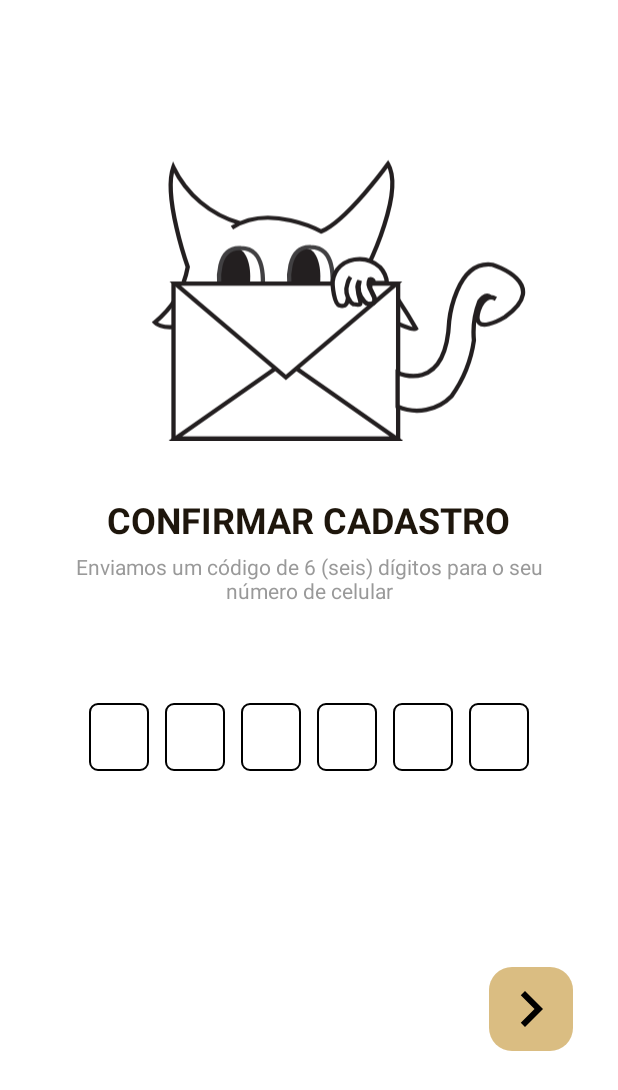
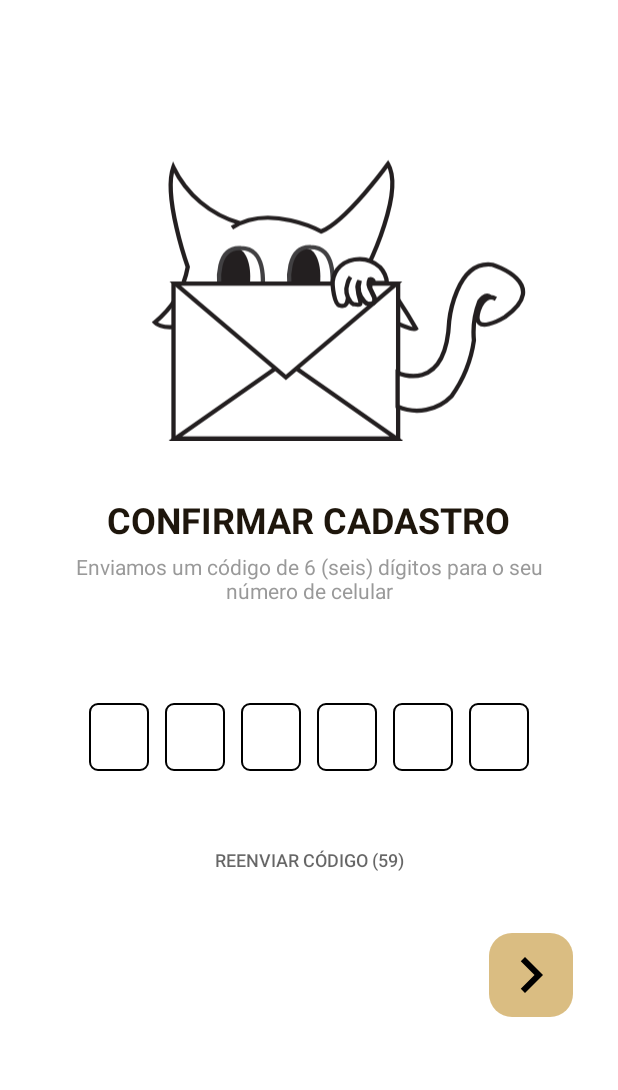
Before and after one commit to kyuven/MiAudote, an Android app: the Confirmar_Login screen opened directly, with no data from a screen before it, on a phone screen of 412 x 824 dp. Shown: the top 1090 px of the screen. Run offline under Robolectric (Android 15) with nearby library versions, the phone set to English and light mode, and no system bars.

Commit message:
Mostrar Senha na Tela de Login e Cadastro - Feito e funcionado
OTP com telefone - Feito, porém já sabemos o erro

```diff
--- a/app/src/main/java/com/example/miaudote/Confirmar_Login.java
+++ b/app/src/main/java/com/example/miaudote/Confirmar_Login.java
@@ -2,14 +2,32 @@ package com.example.miaudote;
 
 import androidx.appcompat.app.AppCompatActivity;
 
+import android.content.Context;
 import android.content.Intent;
+import android.graphics.Color;
 import android.os.Bundle;
+import android.os.CountDownTimer;
+import android.text.Editable;
+import android.text.TextWatcher;
+import android.view.KeyEvent;
+import android.view.View;
+import android.view.inputmethod.InputMethod;
+import android.view.inputmethod.InputMethodManager;
+import android.widget.Button;
 import android.widget.EditText;
 import android.widget.ImageButton;
+import android.widget.TextView;
 
 public class Confirmar_Login extends AppCompatActivity {
 
     EditText inputCodigo01, inputCodigo02, inputCodigo03, inputCodigo04, inputCodigo05, inputCodigo06;
+    Button btn_reenviar;
+
+    private boolean reenviarEnabled = false;
+
+    private int reenviarTime = 60;
+
+    private int selectedInputCodigo = 0;
 
     @Override
     protected void onCreate(Bundle savedInstanceState) {
@@ -22,10 +40,49 @@ public class Confirmar_Login extends AppCompatActivity {
         inputCodigo04 = findViewById(R.id.inputCodigo04);
         inputCodigo05 = findViewById(R.id.inputCodigo05);
         inputCodigo06 = findViewById(R.id.inputCodigo06);
+        btn_reenviar = findViewById(R.id.btn_reenviar);
+
+        final String telefone = getIntent().getStringExtra("telefone");
+
+        inputCodigo01.addTextChangedListener(textWatcher);
+        inputCodigo02.addTextChangedListener(textWatcher);
+        inputCodigo03.addTextChangedListener(textWatcher);
+        inputCodigo04.addTextChangedListener(textWatcher);
+        inputCodigo05.addTextChangedListener(textWatcher);
+        inputCodigo06.addTextChangedListener(textWatcher);
+
+        // Abrir o teclado para digitar no código 01
+        showKeybord(inputCodigo01);
+
+        // Contagem para reenviar o código
+        startCountDownTime();
+
+        btn_reenviar.setOnClickListener(new View.OnClickListener() {
+            @Override
+            public void onClick(View v) {
+
+                if(reenviarEnabled){
+
+                    // Reiniciar a contagem para reenvio do código
+                    startCountDownTime();
+                }
+
+            }
+        });
+
+
 
         // Confirma o cadastro do usuário e envia para a página principal
         ImageButton btnCadastrar = (ImageButton) findViewById(R.id.btn_final_cad);
         btnCadastrar.setOnClickListener(v -> {
+
+            final String generateOtp = inputCodigo01.getText().toString()+inputCodigo02.getText().toString()+inputCodigo03.getText().toString()+
+                    inputCodigo04.getText().toString()+inputCodigo05.getText().toString()+inputCodigo06.getText().toString();
+
+            if (generateOtp.length() == 4){
+
+            }
+
             Intent intent = new Intent(Confirmar_Login.this, Main_Page.class);
             overridePendingTransition(R.anim.slide_from_right, R.anim.slide_to_left);
             startActivity(intent);
@@ -33,6 +90,123 @@ public class Confirmar_Login extends AppCompatActivity {
         });
     }
 
+
+    private void showKeybord(EditText inputCodigo){
+
+        inputCodigo.requestFocus();
+
+        InputMethodManager inputMethodManager = (InputMethodManager) getSystemService(Context.INPUT_METHOD_SERVICE);
+        inputMethodManager.showSoftInput(inputCodigo, InputMethodManager.SHOW_IMPLICIT);
+    }
+
+    private void startCountDownTime(){
+        reenviarEnabled = false;
+        btn_reenviar.setTextColor(Color.parseColor("#99000000"));
+
+        new CountDownTimer(reenviarTime * 1000, 1000){
+
+            @Override
+            public void onTick(long millisUntilFinished) {
+                btn_reenviar.setText("Reenviar Código ("+(millisUntilFinished /1000) +")");
+            }
+
+            @Override
+            public void onFinish() {
+                reenviarEnabled = true;
+                btn_reenviar.setText("Reenviar código");
+                btn_reenviar.setTextColor(getResources().getColor(R.color.blue_link));
+            }
+        }.start();
+    }
+
+    private final TextWatcher textWatcher = new TextWatcher() {
+        @Override
+        public void beforeTextChanged(CharSequence s, int start, int count, int after) {
+
+        }
+
+        @Override
+        public void onTextChanged(CharSequence s, int start, int before, int count) {
+
+        }
+
+        @Override
+        public void afterTextChanged(Editable s) {
+
+            if(s.length() > 0){
+                if(selectedInputCodigo == 0){
+
+                    selectedInputCodigo = 1;
+                    showKeybord(inputCodigo02);
+                }
+
+                else if (selectedInputCodigo == 1){
+
+                    selectedInputCodigo = 2;
+                    showKeybord(inputCodigo03);
+                }
+
+                else if (selectedInputCodigo == 2){
+
+                    selectedInputCodigo = 3;
+                    showKeybord(inputCodigo04);
+                }
+
+                else if (selectedInputCodigo == 3){
+
+                    selectedInputCodigo = 4;
+                    showKeybord(inputCodigo05);
+                }
+
+                else if (selectedInputCodigo == 4){
+
+                    selectedInputCodigo = 5;
+                    showKeybord(inputCodigo06);
+                }
+            }
+        }
+    };
+
+    public boolean onKeyUp(int keyCode, KeyEvent event) {
+        if (keyCode == KeyEvent.KEYCODE_DEL){
+
+            if (selectedInputCodigo == 5){
+                selectedInputCodigo = 4;
+
+                showKeybord(inputCodigo05);
+            }
+
+            else if (selectedInputCodigo == 4) {
+                selectedInputCodigo = 3;
+
+                showKeybord(inputCodigo04);
+            }
+
+            else if(selectedInputCodigo == 3 ){
+                selectedInputCodigo = 2;
+
+                showKeybord(inputCodigo03);
+            }
+
+            else if (selectedInputCodigo == 2) {
+                selectedInputCodigo = 1;
+
+                showKeybord(inputCodigo02);
+            }
+
+            else if (selectedInputCodigo == 1) {
+                 selectedInputCodigo = 0;
+
+                 showKeybord(inputCodigo01);
+            }
+
+            return true;
+
+        } else {
+            return super.onKeyUp(keyCode, event);
+        }
+    }
+
     public void onBackPressed(){
         super.onBackPressed();
         overridePendingTransition(R.anim.slide_from_left, R.anim.slide_to_right);
--- a/app/src/main/res/layout/activity_confirmar_login.xml
+++ b/app/src/main/res/layout/activity_confirmar_login.xml
@@ -17,11 +17,11 @@
         <ImageView
             android:layout_width="250dp"
             android:layout_height="200dp"
-            android:src="@drawable/codigo_de_verifica__o"
             android:layout_gravity="center"
             android:layout_marginStart="20dp"
             android:layout_marginTop="100dp"
-            android:contentDescription="@string/carta_confirmacao"/>
+            android:contentDescription="@string/carta_confirmacao"
+            android:src="@drawable/codigo_de_verifica__o" />
 
         <TextView
             android:layout_width="wrap_content"
@@ -50,16 +50,17 @@
         <LinearLayout
             android:layout_width="match_parent"
             android:layout_height="wrap_content"
+            android:layout_marginTop="60dp"
             android:gravity="center"
-            android:orientation="horizontal"
-            android:layout_marginTop="60dp">
+            android:orientation="horizontal">
 
             <EditText
                 android:id="@+id/inputCodigo01"
                 android:layout_width="40dp"
                 android:layout_height="45dp"
+                android:layout_margin="5dp"
+                android:background="@drawable/edt_txt_design"
                 android:gravity="center"
-                android:background="@drawable/edt_txt_design"
                 android:imeOptions="actionNext"
                 android:importantForAutofill="no"
                 android:inputType="number"
@@ -67,15 +68,15 @@
                 android:textColor="@color/black"
                 android:textSize="24sp"
                 android:textStyle="bold"
-                tools:ignore="LabelFor"
-                android:layout_margin="5dp" />
+                tools:ignore="LabelFor" />
 
             <EditText
                 android:id="@+id/inputCodigo02"
                 android:layout_width="40dp"
                 android:layout_height="45dp"
+                android:layout_margin="5dp"
+                android:background="@drawable/edt_txt_design"
                 android:gravity="center"
-                android:background="@drawable/edt_txt_design"
                 android:imeOptions="actionNext"
                 android:importantForAutofill="no"
                 android:inputType="number"
@@ -83,15 +84,15 @@
                 android:textColor="@color/black"
                 android:textSize="24sp"
                 android:textStyle="bold"
-                tools:ignore="LabelFor"
-                android:layout_margin="5dp" />
+                tools:ignore="LabelFor" />
 
             <EditText
                 android:id="@+id/inputCodigo03"
                 android:layout_width="40dp"
                 android:layout_height="45dp"
+                android:layout_margin="5dp"
+                android:background="@drawable/edt_txt_design"
                 android:gravity="center"
-                android:background="@drawable/edt_txt_design"
                 android:imeOptions="actionNext"
                 android:importantForAutofill="no"
                 android:inputType="number"
@@ -99,15 +100,15 @@
                 android:textColor="@color/black"
                 android:textSize="24sp"
                 android:textStyle="bold"
-                tools:ignore="LabelFor"
-                android:layout_margin="5dp" />
+                tools:ignore="LabelFor" />
 
             <EditText
                 android:id="@+id/inputCodigo04"
                 android:layout_width="40dp"
                 android:layout_height="45dp"
+                android:layout_margin="5dp"
+                android:background="@drawable/edt_txt_design"
                 android:gravity="center"
-                android:background="@drawable/edt_txt_design"
                 android:imeOptions="actionNext"
                 android:importantForAutofill="no"
                 android:inputType="number"
@@ -115,15 +116,15 @@
                 android:textColor="@color/black"
                 android:textSize="24sp"
                 android:textStyle="bold"
-                tools:ignore="LabelFor"
-                android:layout_margin="5dp" />
+                tools:ignore="LabelFor" />
 
             <EditText
                 android:id="@+id/inputCodigo05"
                 android:layout_width="40dp"
                 android:layout_height="45dp"
+                android:layout_margin="5dp"
+                android:background="@drawable/edt_txt_design"
                 android:gravity="center"
-                android:background="@drawable/edt_txt_design"
                 android:imeOptions="actionNext"
                 android:importantForAutofill="no"
                 android:inputType="number"
@@ -131,15 +132,15 @@
                 android:textColor="@color/black"
                 android:textSize="24sp"
                 android:textStyle="bold"
-                tools:ignore="LabelFor"
-                android:layout_margin="5dp" />
+                tools:ignore="LabelFor" />
 
             <EditText
                 android:id="@+id/inputCodigo06"
                 android:layout_width="40dp"
                 android:layout_height="45dp"
+                android:layout_margin="5dp"
+                android:background="@drawable/edt_txt_design"
                 android:gravity="center"
-                android:background="@drawable/edt_txt_design"
                 android:imeOptions="actionDone"
                 android:importantForAutofill="no"
                 android:inputType="number"
@@ -147,22 +148,45 @@
                 android:textColor="@color/black"
                 android:textSize="24sp"
                 android:textStyle="bold"
-                tools:ignore="LabelFor"
-                android:layout_margin="5dp" />
+                tools:ignore="LabelFor" />
 
         </LinearLayout>
 
         <TextView
             android:layout_width="wrap_content"
-            android:layout_height="120dp"
+            android:layout_height="wrap_content"
             android:layout_gravity="center"
             android:layout_marginStart="30dp"
+            android:layout_marginTop="5dp"
             android:layout_marginEnd="30dp"
+
+            android:textAlignment="center"
+            android:textColor="@android:color/transparent"
+            android:textSize="14sp" />
+
+        <androidx.appcompat.widget.AppCompatButton
+            android:id="@+id/btn_reenviar"
+            android:layout_width="match_parent"
+            android:layout_height="wrap_content"
+            android:layout_gravity="center_horizontal"
             android:layout_marginTop="5dp"
+            android:background="@android:color/transparent"
 
+            android:text="@string/btn_reenviar"
+            android:textColor="@color/blue_link"
+            android:textSize="12sp" />
+
+        <TextView
+            android:layout_width="match_parent"
+            android:layout_height="wrap_content"
+            android:layout_gravity="center"
+            android:layout_marginStart="30dp"
+            android:layout_marginTop="5dp"
+            android:layout_marginEnd="30dp"
+
+            android:textAlignment="center"
             android:textColor="@android:color/transparent"
-            android:textAlignment="center"
-            android:textSize="14sp"/>
+            android:textSize="14sp" />
 
         <ImageButton
             android:id="@+id/btn_final_cad"
--- a/app/src/main/res/layout/activity_register.xml
+++ b/app/src/main/res/layout/activity_register.xml
@@ -33,7 +33,7 @@
             android:layout_marginStart="30dp"
             android:layout_marginBottom="8dp"
 
-            android:text="@string/e_mail"
+            android:text="@string/nome"
             android:textColor="@color/black"
             android:textSize="12sp" />
 
--- a/app/src/main/res/values/strings.xml
+++ b/app/src/main/res/values/strings.xml
@@ -37,6 +37,7 @@
     <string name="carta_confirmacao">gatinho segurando uma carta : imagem de confirmação de login</string>
     <string name="confirmar_cadastro">CONFIRMAR CADASTRO</string>
     <string name="codigo_6dig">Enviamos um código de 6 (seis) dígitos para o seu número de celular</string>
+    <string name="btn_reenviar">Reenviar código</string>
     <string name="telefone_hint">Ex.: (xx) x xxxx-xxxx</string>
     <string name="title_activity_ong_page">ONG_Page</string>
     <string name="large_text">
```
Also changed, not shown: app/src/main/java/com/example/miaudote/LoginIn_Activity.java (+16 -1 lines), app/src/main/java/com/example/miaudote/Register_Activity.java (+28 -2 lines).
